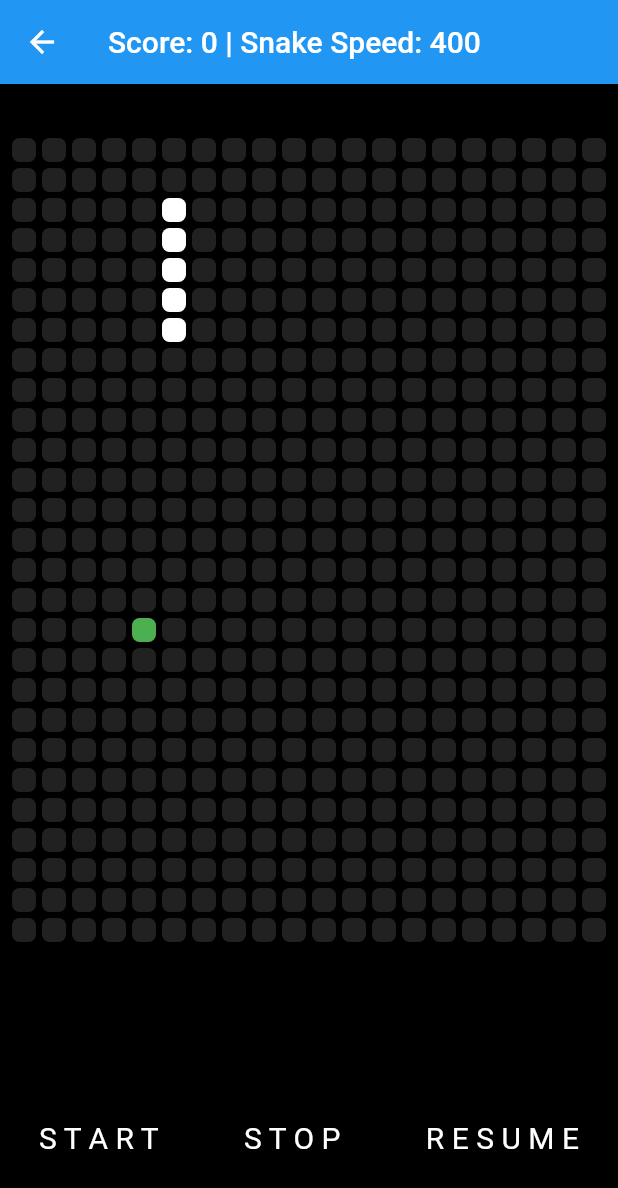
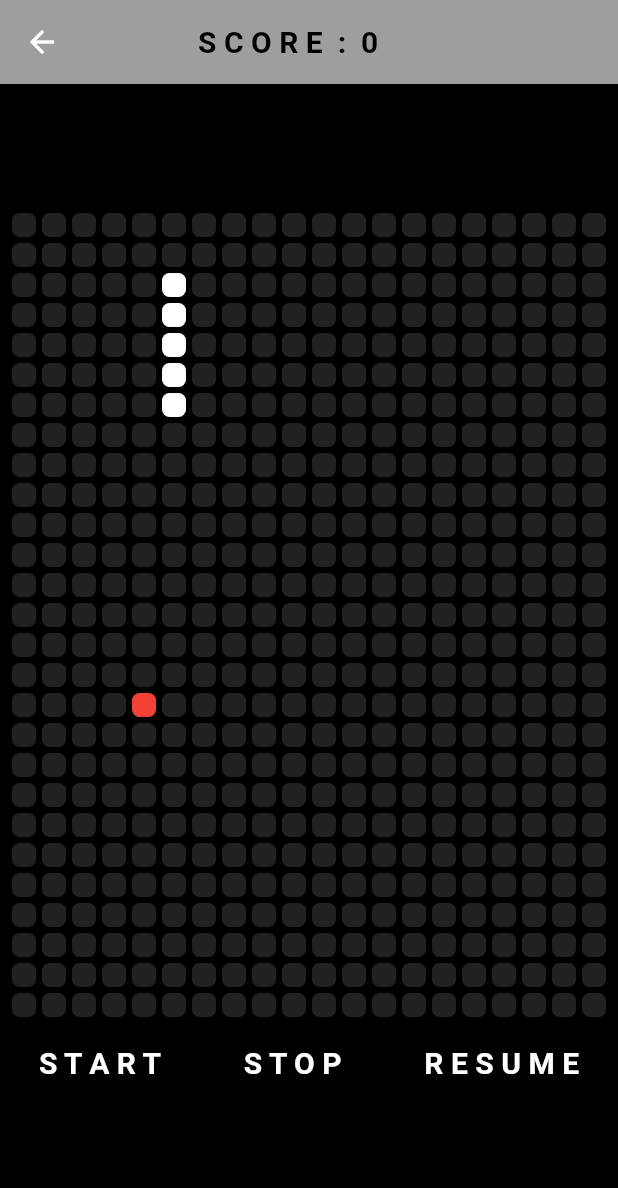
Before and after one commit to Roberto-Garijo/GameCenter, a Flutter app: the SnakeGame screen opened directly, on a phone screen of 412 x 824 dp. Shown: the top 1188 px of the screen. Run offline on Flutter 3.47's test engine with Material 2 defaults, Android fonts, the phone set to English and light mode, and no system bars; our stand-ins replace smooth_page_indicator; network calls fail; Roboto replaces fonts that are missing (Console).

Commit message:
Modificada interfaz del juego snake

```diff
--- a/lib/pages/snake_pages/page_snake_game.dart
+++ b/lib/pages/snake_pages/page_snake_game.dart
@@ -11,27 +11,36 @@ class SnakeGame extends StatefulWidget {
 
 class _SnakeGameState extends State<SnakeGame> {
   static List<int> snakePosition = [45, 65, 85, 105, 125];
-  var score = 0;
+  static var randomNumber = Random();
   static int numberOfSquares = 540;
+  var direction = 'down';
+  int score = 0;
   int numberInRow = 20;
-  //bool gameHasStarted = false;
   bool gameIsExecuting = false;
   int snakeSpeed = 400;
-
-  static var randomNumber = Random();
   int food = randomNumber.nextInt(numberOfSquares - 1);
-
-  var direction = 'down';
 
   @override
   Widget build(BuildContext context) {
     return Scaffold(
-      appBar: AppBar(title: Text('Score: $score | Snake Speed: $snakeSpeed')),
+      appBar: AppBar(
+        title: Container(
+          padding: EdgeInsets.all(60),
+          child: Text('S C O R E  :  $score',
+              style: TextStyle(
+                fontFamily: 'Console',
+                fontSize: 20,
+                fontWeight: FontWeight.bold,
+                color: Colors.black,
+              )),
+        ),
+        backgroundColor: Colors.grey,
+      ),
       backgroundColor: Colors.black,
       body: Center(
         child: Container(
           width: 400,
-          height: 700,
+          height: 600,
           child: Column(
             children: <Widget>[
               Expanded(
@@ -75,7 +84,7 @@ class _SnakeGameState extends State<SnakeGame> {
                               padding: EdgeInsets.all(2),
                               child: ClipRRect(
                                   borderRadius: BorderRadius.circular(5),
-                                  child: Container(color: Colors.green)),
+                                  child: Container(color: Colors.red)),
                             );
                           } else {
                             return Container(
@@ -99,20 +108,29 @@ class _SnakeGameState extends State<SnakeGame> {
                       onTap: startGame,
                       child: Text(
                         'S T A R T',
-                        style: TextStyle(color: Colors.white, fontSize: 20),
+                        style: TextStyle(
+                            color: Colors.white,
+                            fontSize: 20,
+                            fontWeight: FontWeight.bold),
                       ),
                     ),
                     GestureDetector(
                         onTap: stopGame,
                         child: Text(
                           'S T O P',
-                          style: TextStyle(color: Colors.white, fontSize: 20),
+                          style: TextStyle(
+                              color: Colors.white,
+                              fontSize: 20,
+                              fontWeight: FontWeight.bold),
                         )),
                     GestureDetector(
                         onTap: resumeGame,
                         child: Text(
                           'R E S U M E',
-                          style: TextStyle(color: Colors.white, fontSize: 20),
+                          style: TextStyle(
+                              color: Colors.white,
+                              fontSize: 20,
+                              fontWeight: FontWeight.bold),
                         ))
                   ],
                 ),
@@ -124,31 +142,30 @@ class _SnakeGameState extends State<SnakeGame> {
     );
   }
 
+  bool _enabled = true;
+
+  void _disableStart() {
+    setState(() {
+      _enabled = false;
+    });
+
+    Timer(Duration(seconds: 1), () => setState(() => _enabled = true));
+
+    if (gameOver()) {
+      setState(() {
+        _enabled = true;
+      });
+    }
+  }
+
   void generateNewFood() {
     food = randomNumber.nextInt(numberOfSquares - 1);
   }
 
   void startGame() {
     direction = 'down';
-    //gameHasStarted = true;
     gameIsExecuting = true;
     snakePosition = [45, 65, 85, 105, 125];
-
-    if (score == 1) {
-      setState(() {
-        snakeSpeed -= 50;
-      });
-    }
-    if (score == 2) {
-      setState(() {
-        snakeSpeed -= 50;
-      });
-    }
-    if (score == 3) {
-      setState(() {
-        snakeSpeed -= 50;
-      });
-    }
 
     var duration = Duration(milliseconds: snakeSpeed);
     Timer.periodic(duration, (Timer timer) {
@@ -176,7 +193,6 @@ class _SnakeGameState extends State<SnakeGame> {
       snakeSpeed = 400;
       score = 0;
     });
-    //startGame();
   }
 
   void updateSnake() {
@@ -258,6 +274,7 @@ class _SnakeGameState extends State<SnakeGame> {
                 child: Text('Reset game'),
                 onPressed: () {
                   playAgain();
+                  generateNewFood();
                   Navigator.of(context).pop();
                 },
               )
```
Also changed, not shown: pubspec.yaml (+6 -6 lines), fonts/console.ttf (added).
